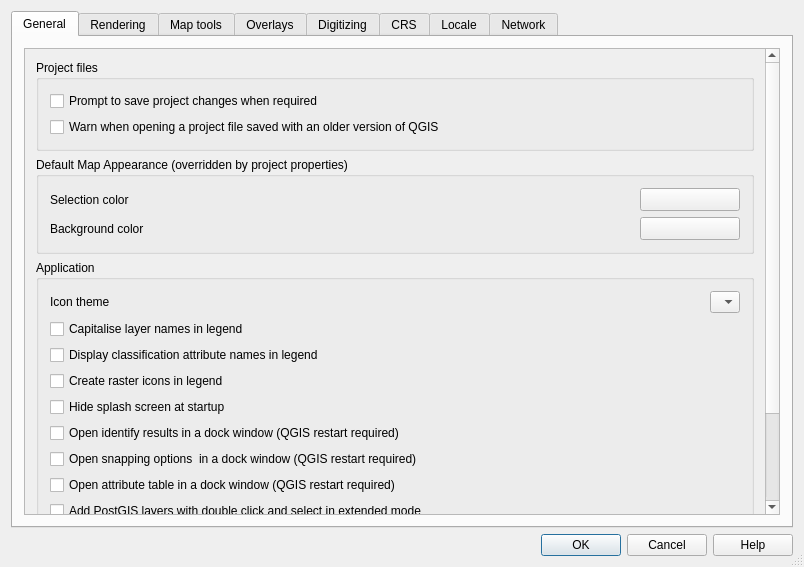
Old version of the form qgis/src/ui/qgsoptionsbase.ui in the repository sourcepole/qgis.
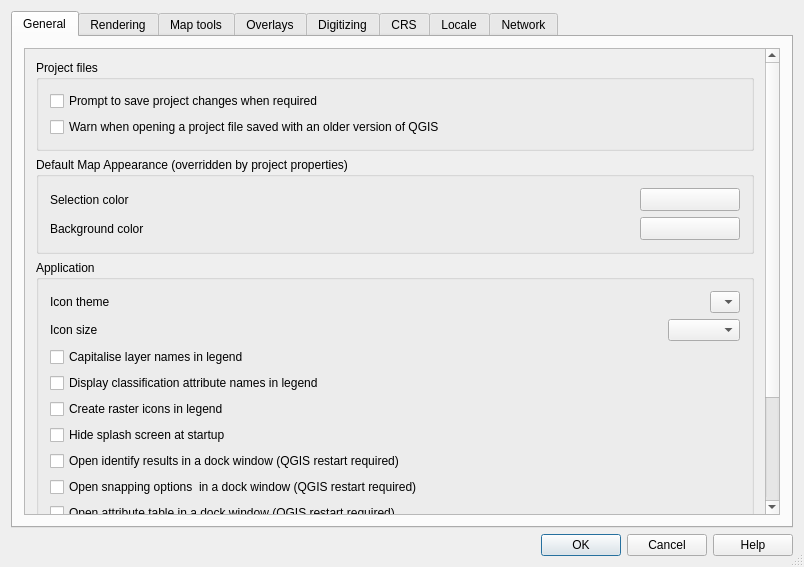
New version of the form. Icons and pictures are not drawn. Custom widgets are drawn as their Qt base class.

Commit message: Option for user to set icon size to 16, 24, or 32 px. Contributed by madmanwoo (NathanW)

What changed in the file:
```diff
--- a/qgis/src/ui/qgsoptionsbase.ui
+++ b/qgis/src/ui/qgsoptionsbase.ui
@@ -59,9 +59,9 @@
           <property name="geometry">
            <rect>
             <x>0</x>
-            <y>-126</y>
-            <width>744</width>
-            <height>586</height>
+            <y>0</y>
+            <width>746</width>
+            <height>640</height>
            </rect>
           </property>
           <layout class="QGridLayout" name="gridLayout_12">
@@ -211,6 +211,43 @@
                 </item>
                </layout>
               </item>
+              <item>
+               <layout class="QHBoxLayout" name="horizontalLayout_7">
+                <item>
+                 <widget class="QLabel" name="textLabel1_5">
+                  <property name="sizePolicy">
+                   <sizepolicy hsizetype="Fixed" vsizetype="Fixed">
+                    <horstretch>0</horstretch>
+                    <verstretch>0</verstretch>
+                   </sizepolicy>
+                  </property>
+                  <property name="text">
+                   <string>Icon size</string>
+                  </property>
+                 </widget>
+                </item>
+                <item>
+                 <spacer name="horizontalSpacer_5">
+                  <property name="orientation">
+                   <enum>Qt::Horizontal</enum>
+                  </property>
+                  <property name="sizeHint" stdset="0">
+                   <size>
+                    <width>40</width>
+                    <height>20</height>
+                   </size>
+                  </property>
+                 </spacer>
+                </item>
+                <item>
+                 <widget class="QComboBox" name="cmbSize">
+                  <property name="duplicatesEnabled">
+                   <bool>false</bool>
+                  </property>
+                 </widget>
+                </item>
+               </layout>
+              </item>
               <item>
                <widget class="QCheckBox" name="capitaliseCheckBox">
                 <property name="text">
```
Left out of the diff: 28 changed lines with no effect on the pictures. The commit also changes 4 other files.
